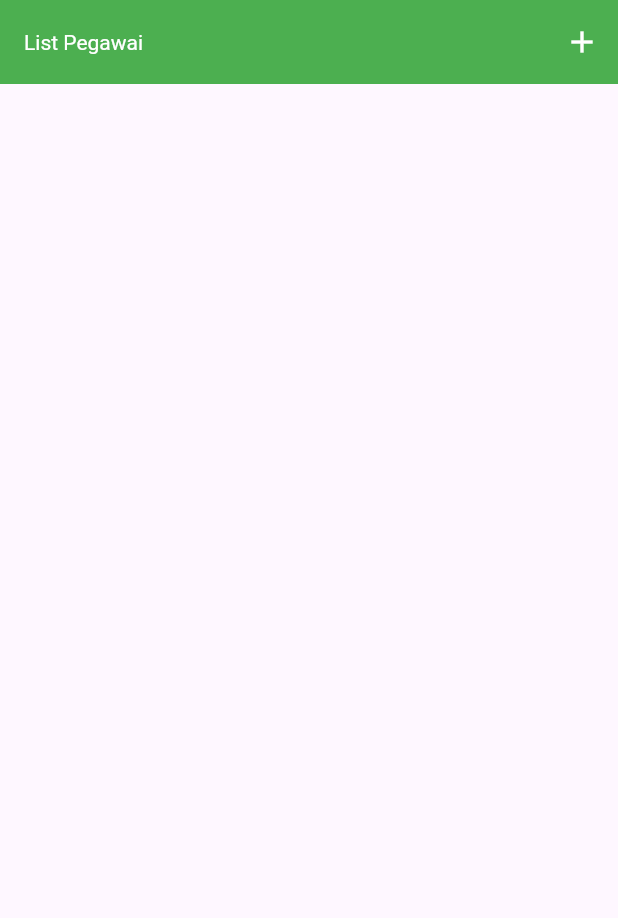
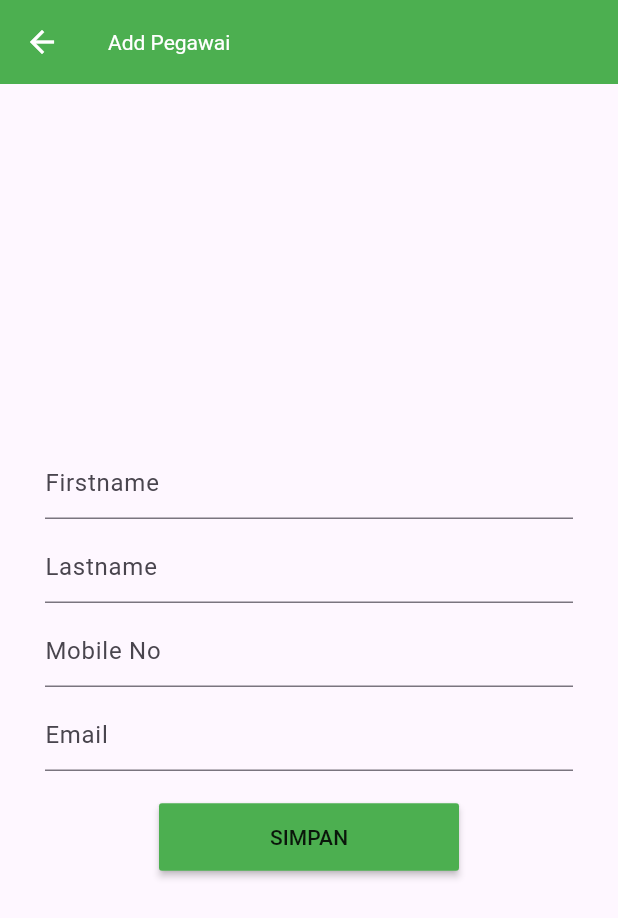
Before and after one commit to bangpaik/mobile_alihjenjangd4, a Flutter app: the screen it shows after launch, after a tap on the "add" icon, on a phone screen of 412 x 824 dp. Shown: the top 918 px of the screen. Run offline on Flutter 3.47's test engine with Material 3 defaults, Android fonts, the phone set to English and light mode, and no system bars; our stand-ins replace flutter_styled_toast, shared_preferences, sqflite; accounts and stored records are empty.

Commit message:
update add pegawai

```diff
--- /dev/null
+++ b/lib/screen_page/page_add_pegawai_sqflite.dart
@@ -0,0 +1,124 @@
+import 'package:flutter/material.dart';
+import 'package:mobile_alihjenjangd4/helpe/db_helper_sqflite.dart';
+import 'package:mobile_alihjenjangd4/models/model_pegawai_sqflite.dart';
+import 'package:mobile_alihjenjangd4/screen_page/screen_list_pegawai_sqflite.dart';
+
+class PageAddPegawaiSqflite extends StatefulWidget {
+  final ModelPegawai? data;
+
+  const PageAddPegawaiSqflite({super.key, this.data});
+
+  @override
+  State<PageAddPegawaiSqflite> createState() => _PageAddPegawaiSqfliteState();
+}
+
+class _PageAddPegawaiSqfliteState extends State<PageAddPegawaiSqflite> {
+
+  DatabaseHelperSqflite db = DatabaseHelperSqflite();
+
+  TextEditingController etFirstName = new TextEditingController();
+  TextEditingController etLastName = new TextEditingController();
+  TextEditingController etMobileNo = new TextEditingController();
+  TextEditingController etEmailId = new TextEditingController();
+
+  //proses do in background
+  @override
+  void initState() {
+    // TODO: implement initState
+    super.initState();
+    etFirstName = TextEditingController(text: widget.data?.firstName);
+    etLastName = TextEditingController(text: widget.data?.lastName);
+    etMobileNo = TextEditingController(text: widget.data?.mobileNo);
+    etEmailId = TextEditingController(text: widget.data?.emailId);
+  }
+  @override
+  Widget build(BuildContext context) {
+    return Scaffold(
+      appBar: AppBar(
+        title: Text(widget.data?.id != null ? "Update Pegawai" : "Add Pegawai"),
+        backgroundColor: Colors.green,
+        titleTextStyle: TextStyle(
+          color: Colors.white, fontSize: 14
+        ),
+        iconTheme: IconThemeData(color: Colors.white),
+      ),
+
+      body: Padding(
+        padding: EdgeInsets.all(30),
+        child: Center(
+          child: Column(
+            mainAxisAlignment: MainAxisAlignment.center,
+            children: [
+              TextFormField(
+                controller: etFirstName,
+                decoration: InputDecoration(
+                  hintText: "Firstname"
+                ),
+              ),
+              SizedBox(height: 8,),
+
+              TextFormField(
+                controller: etLastName,
+                decoration: InputDecoration(
+                    hintText: "Lastname"
+                ),
+              ),
+              SizedBox(height: 8,),
+
+              TextFormField(
+                controller: etMobileNo,
+                decoration: InputDecoration(
+                    hintText: "Mobile No"
+                ),
+              ),
+              SizedBox(height: 8,),
+
+              TextFormField(
+                controller: etEmailId,
+                decoration: InputDecoration(
+                    hintText: "Email"
+                ),
+              ),
+              SizedBox(height: 20,),
+
+              MaterialButton(onPressed: (){
+                if(widget.data?.id != null){
+                  db.updatePegawai(ModelPegawai.fromMap({
+                    "id": widget.data?.id,
+                    "firstname": etFirstName.text,
+                    "lastname": etLastName.text,
+                    "mobileno": etMobileNo.text,
+                    "emailid": etEmailId.text,
+
+                  })).then((value){
+                      Navigator.pushAndRemoveUntil(context, MaterialPageRoute(builder: (context)
+                        => PageListPegawaiSqflite()
+                      ), (route) => false);
+                  });
+                }else{
+                  db.savePegawai(ModelPegawai(
+                    etFirstName.text, etLastName.text,
+                    etMobileNo.text, etEmailId.text
+                  )).then((value) {
+                    Navigator.pushAndRemoveUntil(context, MaterialPageRoute(builder: (context)
+                    => PageListPegawaiSqflite()
+                    ), (route) => false);
+                  });
+                }
+
+              },
+                minWidth: 200,
+                color: Colors.green,
+                height: 45,
+                child: Text(widget.data?.id != null ? "EDIT" : "SIMPAN" ),
+
+              )
+
+
+            ],
+          ),
+        ),
+      ),
+    );
+  }
+}
--- a/lib/screen_page/screen_list_pegawai_sqflite.dart
+++ b/lib/screen_page/screen_list_pegawai_sqflite.dart
@@ -1,6 +1,7 @@
 import 'package:flutter/material.dart';
 import 'package:mobile_alihjenjangd4/helpe/db_helper_sqflite.dart';
 import 'package:mobile_alihjenjangd4/models/model_pegawai_sqflite.dart';
+import 'package:mobile_alihjenjangd4/screen_page/page_add_pegawai_sqflite.dart';
 
 class PageListPegawaiSqflite extends StatefulWidget {
   const PageListPegawaiSqflite({super.key});
@@ -36,7 +37,11 @@ class _PageListPegawaiSqfliteState extends State<PageListPegawaiSqflite> {
         actions: [
           //untuk add data pegawai form
           IconButton(
-              onPressed: () {},
+              onPressed: () {
+                Navigator.push(context, MaterialPageRoute(builder: (context)
+                  => PageAddPegawaiSqflite()
+                ));
+              },
               icon: Icon(
                 Icons.add,
                 color: Colors.white,
@@ -54,6 +59,9 @@ class _PageListPegawaiSqfliteState extends State<PageListPegawaiSqflite> {
                 trailing: IconButton(
                   onPressed: () {
                     //untuk edit form
+                    Navigator.push(context, MaterialPageRoute(builder: (context)
+                      => PageAddPegawaiSqflite(data: data,)
+                    ));
                   },
                   icon: Icon(
                     Icons.edit,
```
